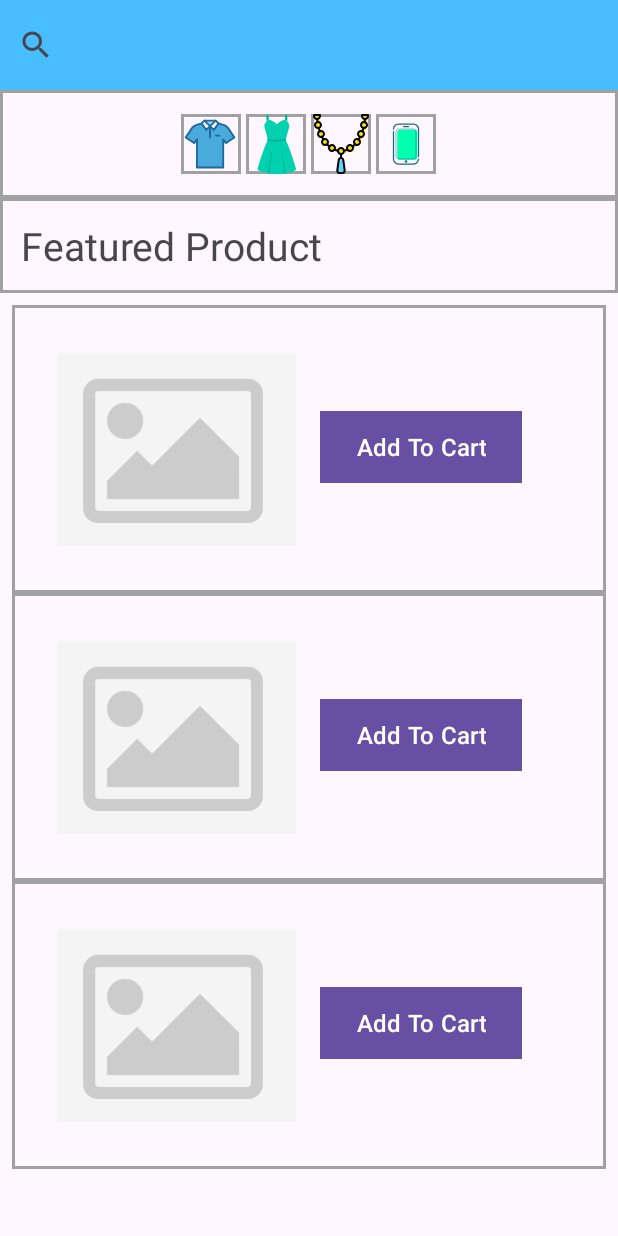
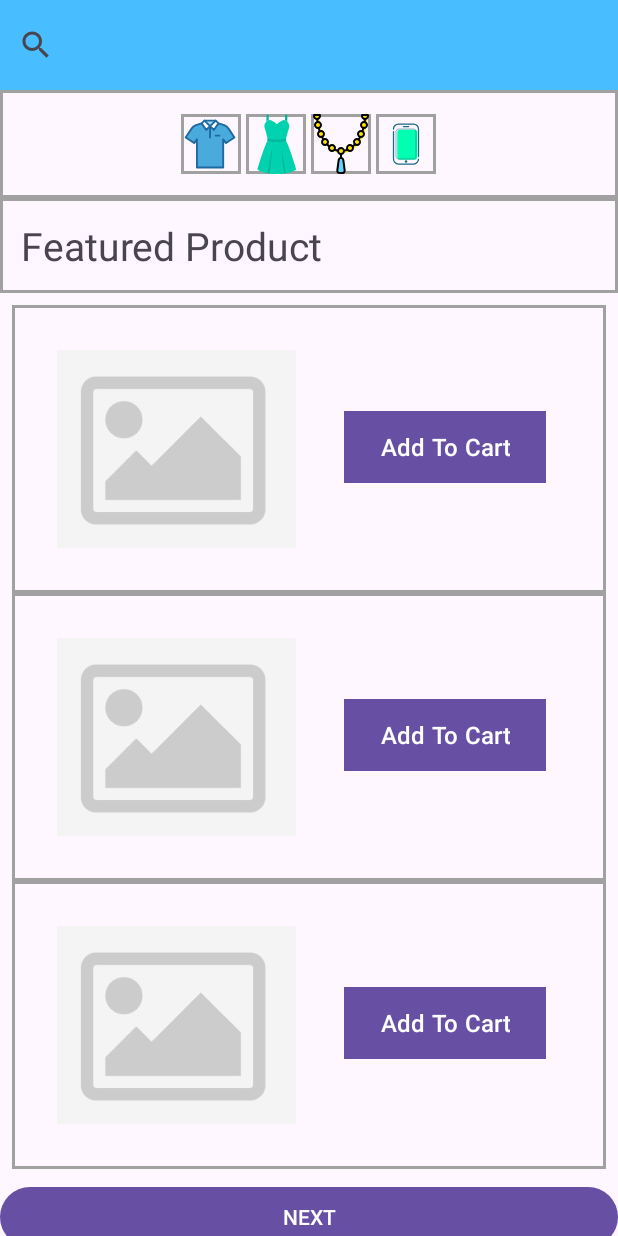
Before and after one commit to erichutabarat/Modern-Store, an Android app: the layout shopping_fragment.xml on its own in the app's theme, with its tools: preview values and no code run, on a phone screen of 412 x 824 dp. Run offline under Robolectric (Android 15) with nearby library versions, the phone set to English and light mode, and no system bars.

Commit message:
Fix: Scrolling error on shopping

```diff
--- a/ModernStore/app/src/main/java/com/modernstore/app/ui/shopping/ProductAdapter.kt
+++ b/ModernStore/app/src/main/java/com/modernstore/app/ui/shopping/ProductAdapter.kt
@@ -31,7 +31,7 @@ class ProductAdapter(private val products: List<Product>) :
         fun bind(product: Product) {
             itemView.findViewById<TextView>(R.id.product_title).text = product.title
             itemView.findViewById<TextView>(R.id.product_price).text = "$${product.price}"
-            itemView.findViewById<TextView>(R.id.product_caregory).text = product.category
+            itemView.findViewById<TextView>(R.id.product_category).text = product.category
             val productImage = itemView.findViewById<ImageView>(R.id.product_image)
             // Load image using Glide
             Glide.with(itemView)
--- a/ModernStore/app/src/main/res/layout/card_product.xml
+++ b/ModernStore/app/src/main/res/layout/card_product.xml
@@ -1,5 +1,5 @@
-<?xml version="1.0" encoding="utf-8"?>
-<RelativeLayout xmlns:android="http://schemas.android.com/apk/res/android"
+<RelativeLayout
+    xmlns:android="http://schemas.android.com/apk/res/android"
     xmlns:tools="http://schemas.android.com/tools"
     android:layout_width="match_parent"
     android:layout_height="wrap_content"
@@ -11,9 +11,8 @@
         android:layout_width="@dimen/product_thumbnail_width"
         android:layout_height="@dimen/product_thumbnail_height"
         android:src="@drawable/dummy"
-        android:scaleType="centerInside"
+        android:scaleType="centerCrop"
         android:layout_centerVertical="true"
-        android:contentDescription="Thumbnail"
         android:layout_margin="@dimen/padding_small"/>
 
     <TextView
@@ -21,21 +20,26 @@
         android:layout_width="match_parent"
         android:layout_height="wrap_content"
         android:layout_toEndOf="@id/product_image"
+        android:layout_marginStart="@dimen/padding_small"
         android:textSize="@dimen/product_title"
         android:textColor="@color/black"/>
+
     <TextView
-        android:id="@+id/product_caregory"
+        android:id="@+id/product_category"
         android:layout_width="match_parent"
         android:layout_height="wrap_content"
         android:layout_below="@id/product_title"
         android:layout_toEndOf="@id/product_image"
+        android:layout_marginStart="@dimen/padding_small"
         android:textSize="@dimen/product_category"/>
+
     <TextView
         android:id="@+id/product_price"
         android:layout_width="match_parent"
         android:layout_height="wrap_content"
-        android:layout_below="@id/product_caregory"
+        android:layout_below="@id/product_category"
         android:layout_toEndOf="@id/product_image"
+        android:layout_marginStart="@dimen/padding_small"
         android:textSize="@dimen/product_price"/>
 
     <Button
@@ -43,9 +47,11 @@
         android:layout_height="wrap_content"
         android:layout_below="@id/product_price"
         android:layout_toEndOf="@id/product_image"
+        android:layout_marginStart="@dimen/padding_small"
         android:background="@color/blue"
         android:text="@string/addtocart"
         android:textColor="@color/white"
         android:textSize="@dimen/h5"
         tools:ignore="TextContrastCheck" />
+
 </RelativeLayout>
--- a/ModernStore/app/src/main/res/layout/shopping_fragment.xml
+++ b/ModernStore/app/src/main/res/layout/shopping_fragment.xml
@@ -1,10 +1,12 @@
-<LinearLayout
-    xmlns:android="http://schemas.android.com/apk/res/android"
+<androidx.core.widget.NestedScrollView xmlns:android="http://schemas.android.com/apk/res/android"
     xmlns:tools="http://schemas.android.com/tools"
     android:layout_width="match_parent"
     android:layout_height="match_parent"
-    xmlns:app="http://schemas.android.com/apk/res-auto"
-    tools:context=".ui.shopping.ShoppingFragment"
+    xmlns:app="http://schemas.android.com/apk/res-auto">
+
+    <LinearLayout
+        android:layout_width="match_parent"
+        android:layout_height="wrap_content"
         android:orientation="vertical">
 
         <androidx.appcompat.widget.SearchView
@@ -32,10 +34,15 @@
         <androidx.recyclerview.widget.RecyclerView
             android:id="@+id/recyclerView"
             android:layout_width="match_parent"
-        android:layout_height="0dp"
+            android:layout_height="wrap_content"
             android:layout_weight="1"
             android:padding="8dp"
             app:layoutManager="androidx.recyclerview.widget.LinearLayoutManager"
             tools:listitem="@layout/card_product" />
 
+        <Button
+            android:layout_width="match_parent"
+            android:layout_height="wrap_content"
+            android:text="NEXT" />
     </LinearLayout>
+</androidx.core.widget.NestedScrollView>
```
Lines whose indentation alone changed are shown as unchanged.
